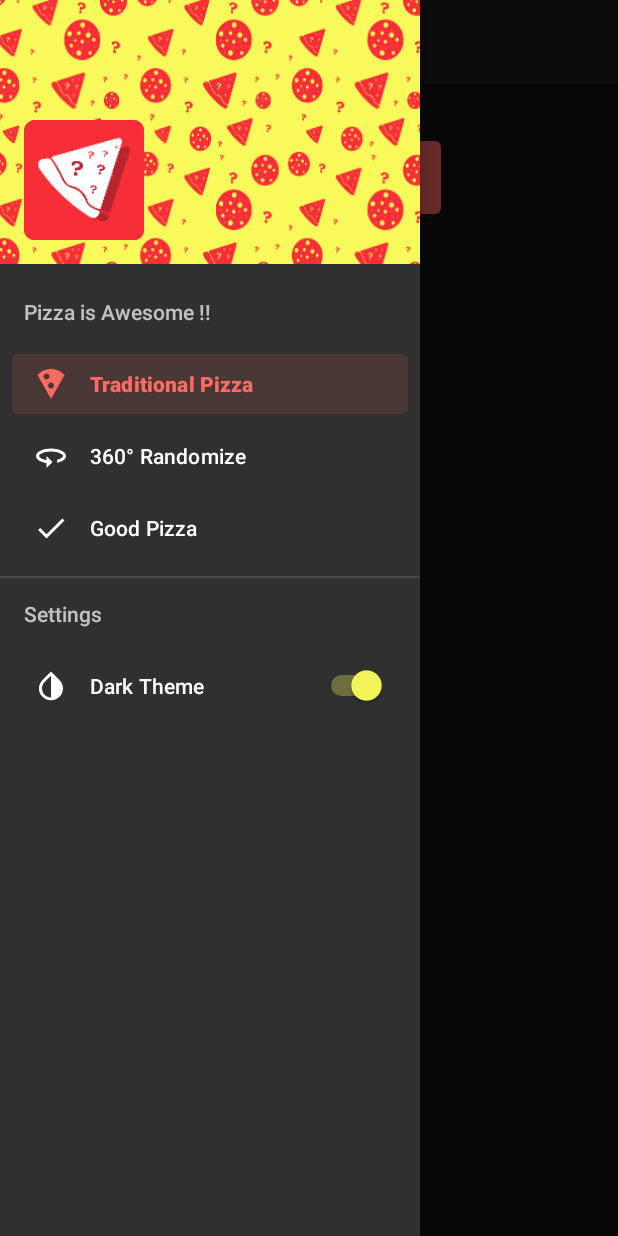
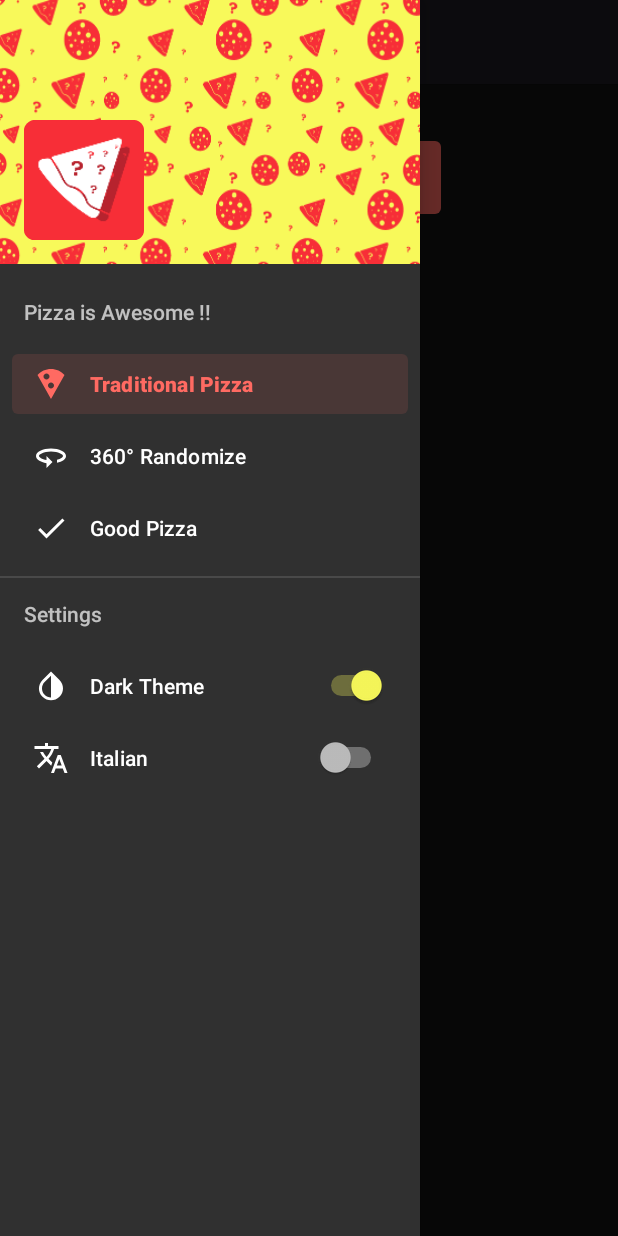
Before and after one commit to andrea-ga/Random-pizza-app, an Android app: the screen it shows after launch (MainActivity), on a phone screen of 412 x 824 dp. Run offline under Robolectric (Android 15) with nearby library versions, the phone set to English and light mode, and no system bars.

Commit message:
Added switch Italian/English language

```diff
--- a/app/src/main/java/com/pizzaboys/randompizzaapp/MainActivity.java
+++ b/app/src/main/java/com/pizzaboys/randompizzaapp/MainActivity.java
@@ -9,9 +9,14 @@ import androidx.appcompat.widget.Toolbar;
 import androidx.core.view.GravityCompat;
 import androidx.drawerlayout.widget.DrawerLayout;
 
+import android.content.Intent;
 import android.content.SharedPreferences;
+import android.content.res.Configuration;
+import android.content.res.Resources;
 import android.graphics.drawable.ColorDrawable;
+import android.os.Build;
 import android.os.Bundle;
+import android.util.DisplayMetrics;
 import android.view.Gravity;
 import android.view.MenuItem;
 import android.view.View;
@@ -34,6 +39,7 @@ import java.util.ArrayList;
 import java.util.Arrays;
 import java.util.Iterator;
 import java.util.List;
+import java.util.Locale;
 import java.util.Random;
 import java.util.Timer;
 import java.util.TimerTask;
@@ -41,7 +47,7 @@ import java.util.TimerTask;
 public class MainActivity extends AppCompatActivity implements NavigationView.OnNavigationItemSelectedListener {
 
     private DrawerLayout drawer;
-    private Switch switch_theme;
+    private Switch switch_theme, switch_lang;
 
     private List<Ingredient> ingredients = new ArrayList<>();
     private List<Ingredient> removed_ingredients = new ArrayList<>();
@@ -63,6 +69,12 @@ public class MainActivity extends AppCompatActivity implements NavigationView.On
     @Override
     protected void onCreate(Bundle savedInstanceState) {
         super.onCreate(savedInstanceState);
+        //CHANGE LANGUAGE
+        SharedPreferences langPrefs = getSharedPreferences("com.pizzaboys.randompizzaapp.LANG", MODE_PRIVATE);
+        String lang_value = langPrefs.getString("LANG", Locale.getDefault().getLanguage());
+        if(lang_value!=null)
+            setAppLocale(lang_value);
+        //END CHANGE LANGUAGE
         setContentView(R.layout.activity_main);
 
         boolean theme_dark_default = false;
@@ -109,7 +121,6 @@ public class MainActivity extends AppCompatActivity implements NavigationView.On
 
         //SWITCH_THEME
         MenuItem menuItem = navigationView.getMenu().findItem(R.id.app_bar_switch);
-
         switch_theme = menuItem.getActionView().findViewById(R.id.drawer_switch);
 
         SharedPreferences themePrefs = getSharedPreferences("com.pizzaboys.randompizzaapp.THEME", MODE_PRIVATE);
@@ -146,6 +157,48 @@ public class MainActivity extends AppCompatActivity implements NavigationView.On
         });
         //END SWITCH_THEME
 
+        //SWITCH_LANG
+        MenuItem menuItem2 = navigationView.getMenu().findItem(R.id.app_bar_switch2);
+        switch_lang = menuItem2.getActionView().findViewById(R.id.drawer_switch2);
+
+        if(lang_value.equalsIgnoreCase("it")){
+            switch_lang.setChecked(true);
+        } else{
+            switch_lang.setChecked(false);
+        }
+
+        //SET LISTENER FOR SWITCH LANG
+        switch_lang.setOnCheckedChangeListener(new CompoundButton.OnCheckedChangeListener() {
+            @Override
+            public void onCheckedChanged(CompoundButton compoundButton, boolean b) {
+
+                String lang;
+
+                if (b) {
+                    lang = "it";
+                } else {
+                    lang = "en";
+                }
+
+                setAppLocale(lang);
+
+                SharedPreferences.Editor editor =
+                        getSharedPreferences("com.pizzaboys.randompizzaapp.LANG", MODE_PRIVATE).edit();
+                editor.putString("LANG", lang);
+                editor.apply();
+
+                recreate();
+                /*Intent intent = getIntent();
+                finish();
+                startActivity(intent);*/
+
+                Toast.makeText(getApplicationContext(), getString(R.string.lang_changed) + " - " +
+                                (b ? switch_lang.getTextOn().toString() : switch_lang.getTextOff().toString()),
+                        Toast.LENGTH_SHORT).show();
+            }
+        });
+        //END SWITCH_LANG
+
         if (savedInstanceState == null) {
             getSupportFragmentManager().beginTransaction().replace(R.id.fragment_container,
                     new PizzaFragment()).commit();
@@ -155,6 +208,20 @@ public class MainActivity extends AppCompatActivity implements NavigationView.On
 
         createAllList();
 
+    }
+
+    public void setAppLocale(String localeCode){
+        Resources resources = getResources();
+        DisplayMetrics dm = resources.getDisplayMetrics();
+        Configuration config = resources.getConfiguration();
+
+        if (Build.VERSION.SDK_INT>= Build.VERSION_CODES.JELLY_BEAN_MR1){
+            config.setLocale(new Locale(localeCode.toLowerCase()));
+        } else {
+            config.locale = new Locale(localeCode.toLowerCase());
+        }
+
+        resources.updateConfiguration(config, dm);
     }
 
     public void createAllList() {
@@ -737,7 +804,7 @@ public class MainActivity extends AppCompatActivity implements NavigationView.On
         createFilteredList(ingredients, 0, true);
 
         if (ingredients.size() == 0) {
-            Toast.makeText(getApplicationContext(), R.string.too_many_filters,
+            Toast.makeText(getApplicationContext(), getString(R.string.too_many_filters),
                     Toast.LENGTH_SHORT).show();
         } else {
             random_number1 = r1.nextInt(ingredients.size());
@@ -926,7 +993,7 @@ public class MainActivity extends AppCompatActivity implements NavigationView.On
         createFilteredList(ingredients, 0, true);
 
         if (ingredients.size() == 0) {
-            Toast.makeText(getApplicationContext(), R.string.too_many_filters,
+            Toast.makeText(getApplicationContext(), getString(R.string.too_many_filters),
                     Toast.LENGTH_SHORT).show();
         } else {
 
--- /dev/null
+++ b/app/src/main/res/drawable/ic_translate.xml
@@ -0,0 +1,5 @@
+<vector android:autoMirrored="true" android:height="24dp"
+    android:tint="?attr/colorControlNormal" android:viewportHeight="24"
+    android:viewportWidth="24" android:width="24dp" xmlns:android="http://schemas.android.com/apk/res/android">
+    <path android:fillColor="@android:color/white" android:pathData="M12.87,15.07l-2.54,-2.51 0.03,-0.03c1.74,-1.94 2.98,-4.17 3.71,-6.53L17,6L17,4h-7L10,2L8,2v2L1,4v1.99h11.17C11.5,7.92 10.44,9.75 9,11.35 8.07,10.32 7.3,9.19 6.69,8h-2c0.73,1.63 1.73,3.17 2.98,4.56l-5.09,5.02L4,19l5,-5 3.11,3.11 0.76,-2.04zM18.5,10h-2L12,22h2l1.12,-3h4.75L21,22h2l-4.5,-12zM15.88,17l1.62,-4.33L19.12,17h-3.24z"/>
+</vector>
--- /dev/null
+++ b/app/src/main/res/layout/switch_lang.xml
@@ -0,0 +1,13 @@
+<RelativeLayout
+    xmlns:android="http://schemas.android.com/apk/res/android"
+    android:layout_width="match_parent"
+    android:layout_height="match_parent">
+
+    <Switch
+        android:id="@+id/drawer_switch2"
+        android:layout_width="wrap_content"
+        android:layout_height="wrap_content"
+        android:layout_centerInParent="true"
+        android:textOff="@string/english"
+        android:textOn="@string/italian"/>
+</RelativeLayout>
--- a/app/src/main/res/menu/menu_drawer.xml
+++ b/app/src/main/res/menu/menu_drawer.xml
@@ -31,6 +31,12 @@
                 android:title="@string/menu_dark_theme"
                 app:actionLayout="@layout/switch_item"
                 app:showAsAction="always" />
+            <item
+                android:id="@+id/app_bar_switch2"
+                android:icon="@drawable/ic_translate"
+                android:title="@string/menu_ita_language"
+                app:actionLayout="@layout/switch_lang"
+                app:showAsAction="always" />
         </menu>
     </item>
 
--- a/app/src/main/res/values/strings.xml
+++ b/app/src/main/res/values/strings.xml
@@ -140,4 +140,8 @@
     <string name="description_360">360° menu image</string>
     <string name="too_many_filters">You\'re gonna eat nothing!\nPlease remove some filters.</string>
     <string name="theme_changed">Theme changed</string>
+    <string name="lang_changed">Language changed</string>
+    <string name="english">ENG</string>
+    <string name="italian">ITA</string>
+    <string name="menu_ita_language">Italian</string>
 </resources>
```
Also changed, not shown: 1 other file.
